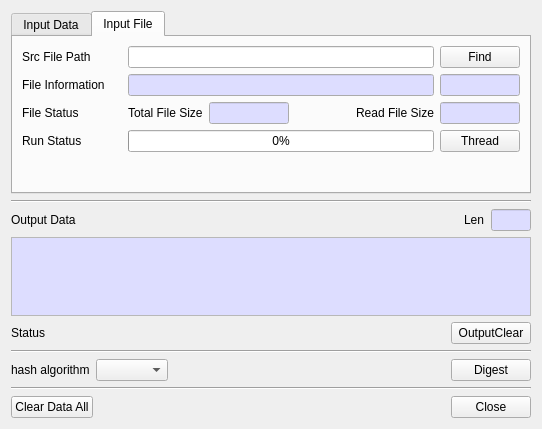
First picture: the form in BerEditor/gen_hash_dlg.ui, repository jykim74/BerEditor, before the edit.
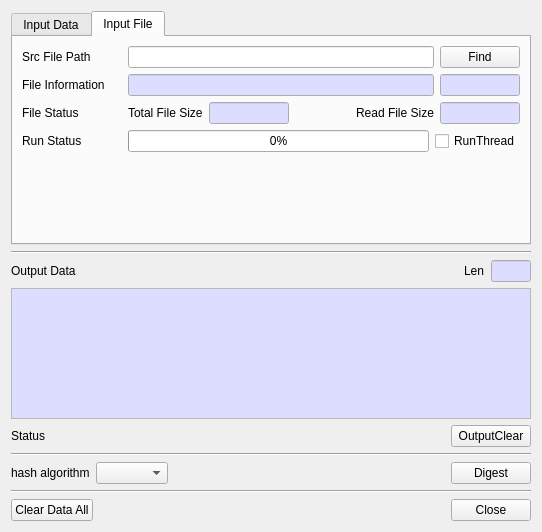
Second picture: the form after the edit.

What changed in the file:
```diff
--- a/BerEditor/gen_hash_dlg.ui
+++ b/BerEditor/gen_hash_dlg.ui
@@ -7,7 +7,7 @@
     <x>0</x>
     <y>0</y>
     <width>542</width>
-    <height>429</height>
+    <height>532</height>
    </rect>
   </property>
   <property name="windowTitle">
@@ -500,9 +500,9 @@
           </widget>
          </item>
          <item row="0" column="2">
-          <widget class="QPushButton" name="mRunThreadBtn">
+          <widget class="QCheckBox" name="mRunThreadCheck">
            <property name="text">
-            <string>Thread</string>
+            <string>RunThread</string>
            </property>
           </widget>
          </item>
```
Left out of the diff: 14 changed lines with no effect on the pictures.
